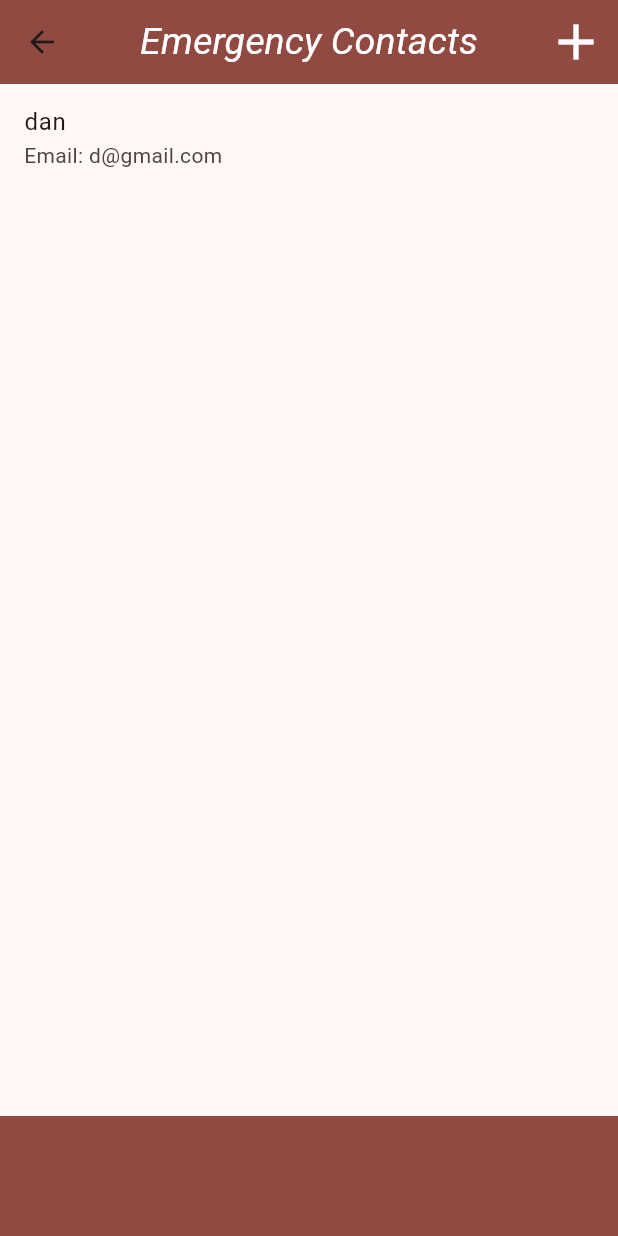
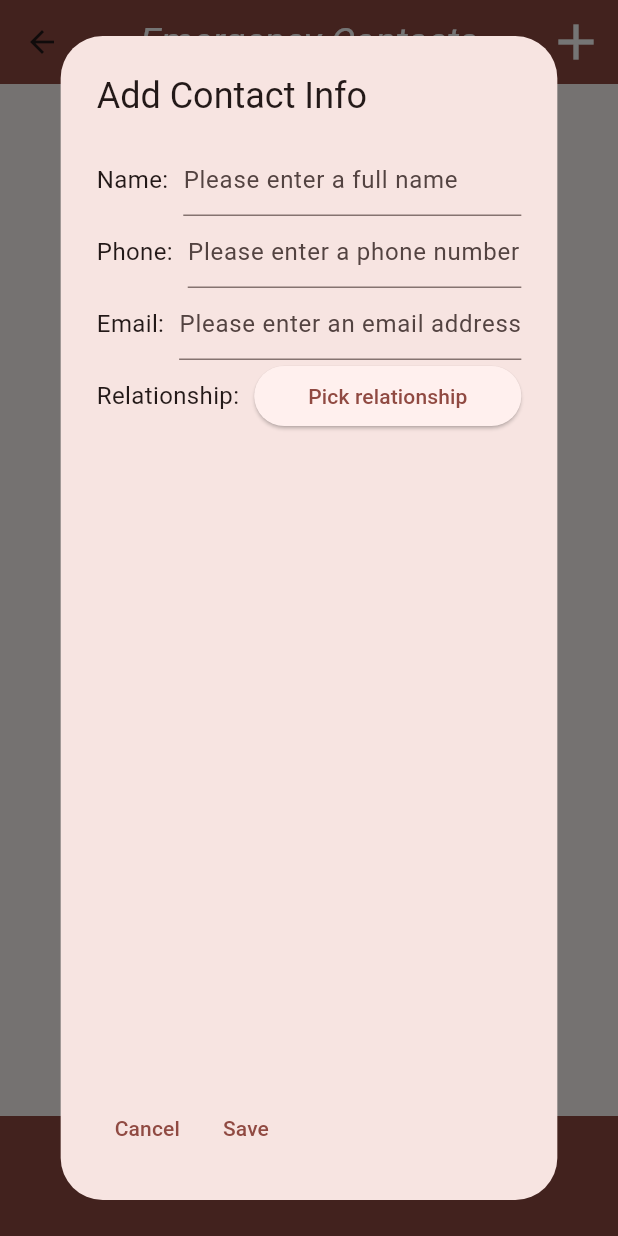
Before and after one commit to jwt2706/QuickAid, a Flutter app: the Contacts screen opened directly, after a tap on the "add" icon, on a phone screen of 412 x 824 dp. Run offline on Flutter 3.47's test engine with Material 3 defaults, Android fonts, the phone set to English and light mode, and no system bars; our stand-ins replace shared_preferences, speech_to_text; accounts and stored records are empty; Roboto replaces fonts that are missing (Hind, Montserrat).

Commit message:
Add emergency contact alert now works

```diff
--- a/frontend/quickaid/lib/pages/contacts.dart
+++ b/frontend/quickaid/lib/pages/contacts.dart
@@ -1,5 +1,6 @@
 import 'package:flutter/material.dart';
 import 'package:quickaid/resources/emergency_contact.dart';
+import 'package:quickaid/widget/add_emergency_contact_dialog.dart';
 import 'package:quickaid/widget/emergency_contact_list.dart';
 
 class Contacts extends StatefulWidget {
@@ -32,9 +33,18 @@ class _ContactsState extends State<Contacts> {
             color: Colors.white, // Changes the icon color to white
           ),
           onPressed: () {
-            setState(() {
-              emergencyContacts.add(EmergencyContact("dan", "...", "d@gmail.com", Relationship.friend));
-            });
+            showDialog(
+                context: context,
+                builder: (BuildContext context) {
+                return AddEmergencyContactDialog(
+                  onSave: (newContact) {
+                    setState(() {
+                      emergencyContacts.add(newContact);
+                    });
+                  }
+                );
+              },
+            );
           },
         ),
       ],
--- /dev/null
+++ b/frontend/quickaid/lib/widget/add_emergency_contact_dialog.dart
@@ -0,0 +1,145 @@
+import 'package:flutter/material.dart';
+import 'package:quickaid/resources/emergency_contact.dart';
+
+class AddEmergencyContactDialog extends StatefulWidget {
+  final Function(EmergencyContact) onSave;
+
+  const AddEmergencyContactDialog({
+    super.key,
+    required this.onSave,
+  });
+
+  @override
+  State<AddEmergencyContactDialog> createState() => _AddEmergencyContactDialogState();
+}
+
+class _AddEmergencyContactDialogState extends State<AddEmergencyContactDialog> {
+  var newContact = EmergencyContact("EEEE", "EEEE", "EEEE", Relationship.friend);
+
+  @override
+  Widget build(BuildContext context) {
+    return AlertDialog(
+      title: const Text('Add Contact Info'),
+      content:
+      Column(children: [
+         Row(
+        children: [
+          const Text(
+            'Name:',
+            style: TextStyle(fontSize: 16.0),
+          ),
+          const SizedBox(width: 10),
+          Expanded(
+            child: TextField(
+              decoration: const InputDecoration(
+                hintText: 'Please enter a full name',
+              ),
+              onChanged: (value) {
+                newContact.name = value;
+              },
+            ),
+          ),
+        ],
+      ),
+      Row(
+        children: [
+          const Text(
+            'Phone:',
+            style: TextStyle(fontSize: 16.0),
+          ),
+          const SizedBox(width: 10),
+          Expanded(
+            child: TextField(
+              decoration: const InputDecoration(
+                hintText: 'Please enter a phone number',
+              ),
+              onChanged: (value) {
+                  newContact.phoneNumber = value;
+              },
+            ),
+          ),
+        ],
+      ),
+      Row(
+        children: [
+          const Text(
+            'Email:',
+            style: TextStyle(fontSize: 16.0),
+          ),
+          const SizedBox(width: 10),
+          Expanded(
+            child: TextField(
+              decoration: const InputDecoration(
+                hintText: 'Please enter an email address',
+              ),
+              onChanged: (value) {
+                  newContact.email = value;
+              },
+            ),
+          ),
+        ],
+      ),
+      Row(
+        children: [
+          const Text(
+            'Relationship:',
+            style: TextStyle(fontSize: 16.0),
+          ),
+          const SizedBox(width: 10),
+          Expanded(
+            child: ElevatedButton(
+              onPressed: () {
+                _showRelationshipPicker(context);
+              },
+              child: const Text("Pick relationship"),
+            ),
+          ),
+        ],
+      ),
+      ]),
+      actions: <Widget>[
+        Row(
+          children: [
+            TextButton(
+              onPressed: () {
+                Navigator.of(context).pop();
+              },
+              child: const Text('Cancel'),
+            ),
+            TextButton(
+              onPressed: () {
+                widget.onSave(newContact);
+                Navigator.of(context).pop();
+              },
+              child: const Text('Save'),
+            ),
+          ],
+        ),
+      ],
+    );
+  }
+}
+
+ Future<void> _showRelationshipPicker(BuildContext context) async {
+    Relationship? selectedEnum = await showModalBottomSheet<Relationship>(
+      context: context,
+      builder: (BuildContext context) {
+        return ListView.builder(
+          itemCount: Relationship.values.length,
+          itemBuilder: (context, index) {
+            final enumValue = Relationship.values[index];
+            return ListTile(
+              title: Text(enumValue.toString().split('.').last),
+              onTap: () {
+                Navigator.pop(context, enumValue);
+              },
+            );
+          },
+        );
+      },
+    );
+
+    if (selectedEnum != null) {
+      print('Selected enum: $selectedEnum');
+    }
+  }
```
